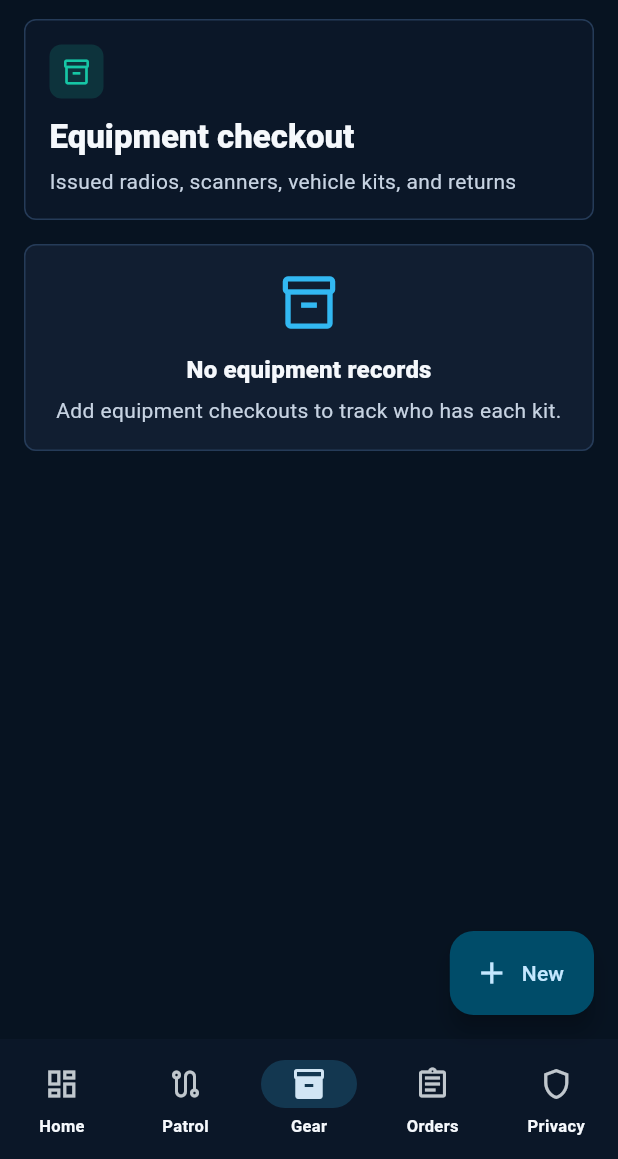
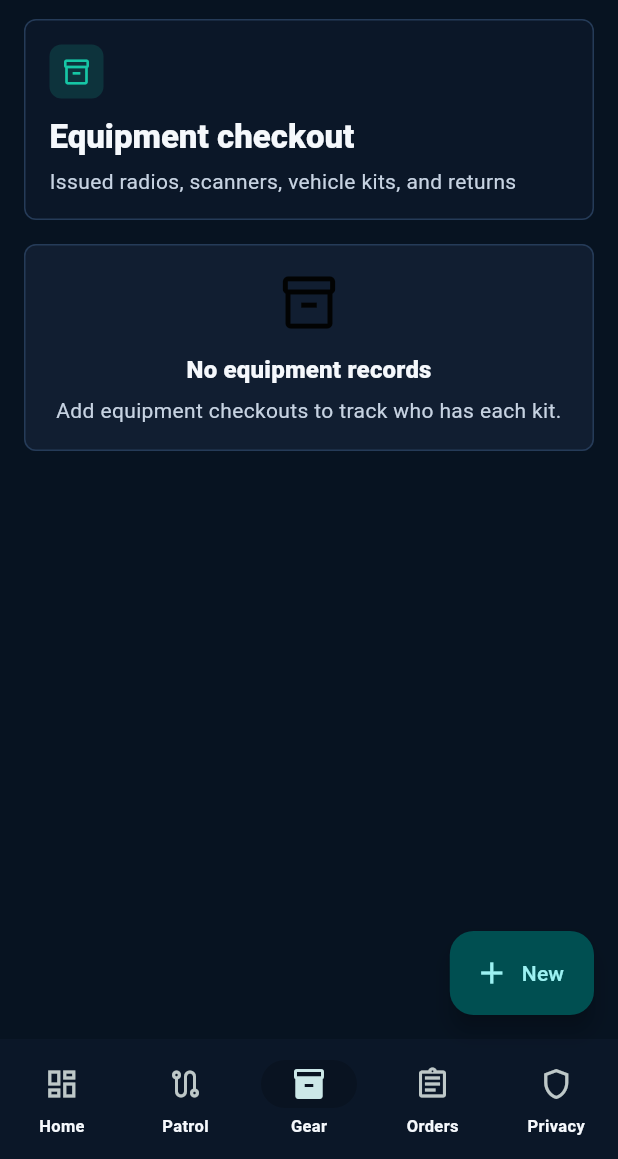
Before and after one commit to EOOrga/68d9d0fd1299230338cc81fd, a Flutter app: the screen it shows after launch, item 3 of the bottom bar chosen, on a phone screen of 412 x 824 dp, the part 77-1236 px from its top. Run offline on Flutter 3.47's test engine with Material 3 defaults, Android fonts, the phone set to English and light mode, and no system bars; our stand-ins replace shared_preferences.

Commit message:
Create Flutter variant com.tanifilis.baylephipold

```diff
--- a/lib/main.dart
+++ b/lib/main.dart
@@ -28,9 +28,9 @@ class BayleOpsApp extends StatelessWidget {
 }
 
 ThemeData _buildTheme() {
-  const primary = Color(0xFF32B8F2);
-  const secondary = Color(0xFF16C7A6);
-  const tertiary = Color(0xFFF4B727);
+  const primary = Color(0xFF020303);
+  const secondary = Color(0xFF020303);
+  const tertiary = Color(0xFFFCFDFD);
   const purple = Color(0xFF8E63F2);
   const surface = Color(0xFF101B2D);
   const background = Color(0xFF071321);
@@ -355,7 +355,7 @@ class _OperationsShellState extends State<OperationsShell> {
     final pages = <Widget>[
       DashboardScreen(records: _records, onOpenRecord: _openDetail),
       KindRecordsScreen(
-        title: 'Guard patrol logs',
+        title: 'BAYLE PHILIPPE LEOPOLD',
         subtitle: 'Checkpoints, incidents, and route coverage',
         emptyText: 'Create the first patrol log to begin a route history.',
         kinds: const [RecordKind.patrolLog],
--- a/pubspec.yaml
+++ b/pubspec.yaml
@@ -1,4 +1,4 @@
-name: bayle_ops
+name: baylephipold
 description: "Local operations workspace for guard patrols, equipment, procurement, and supply ordering."
 publish_to: 'none'
 version: 1.0.0+1
@@ -26,6 +26,6 @@ flutter:
 flutter_launcher_icons:
   android: true
   image_path: "docs/icon.png"
-  adaptive_icon_background: "#071321"
-  adaptive_icon_foreground: "docs/icon.png"
+  adaptive_icon_background: "#FCFDFD"
+  adaptive_icon_foreground: docs/icon.png
   remove_alpha_android: true
```
Also changed, not shown: docs/icon.png, 10 other files.
